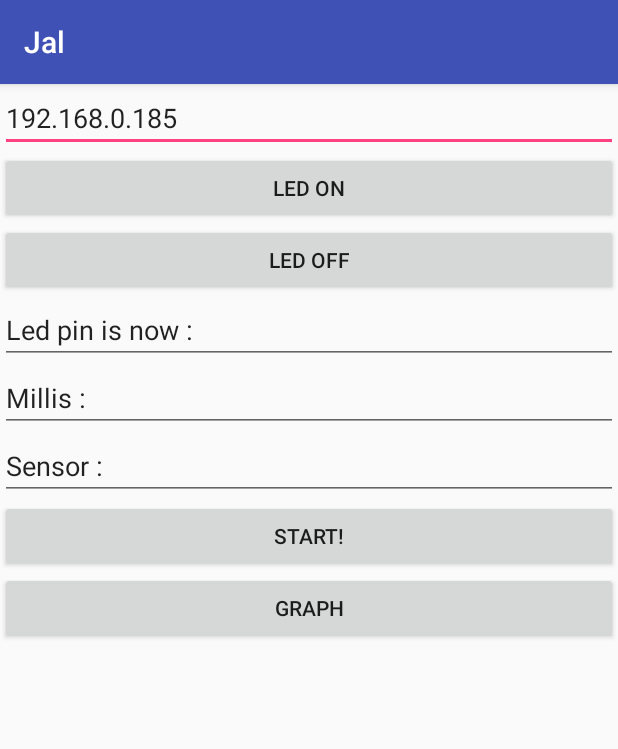
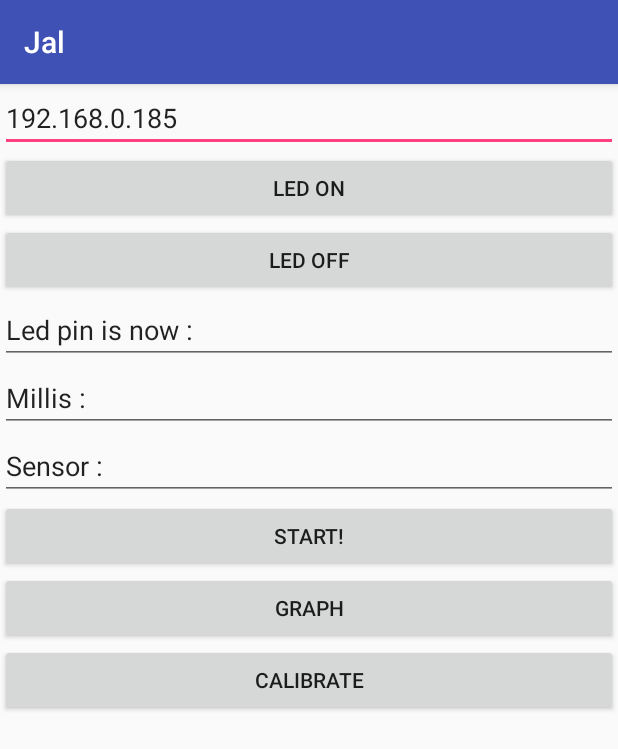
Before and after one commit to TanmayT/Water-Quality-App, an Android app: the screen it shows after launch (MainActivity), after a tap on "LED ON", on a phone screen of 412 x 824 dp. Shown: the top 749 px of the screen. Run offline under Robolectric (Android 15) with nearby library versions, the phone set to English and light mode, and no system bars.

Commit message:
Broadcasting data success -> Calibrate data

```diff
--- /dev/null
+++ b/android-nodemcu-connection-master/android/Android_NodeMCU_App/app/src/main/java/com/example/cguzel/nodemcu_app/JalApplication.java
@@ -0,0 +1,15 @@
+package com.example.cguzel.nodemcu_app;
+
+import android.app.Application;
+
+public class JalApplication extends Application{
+    private int calibration;
+
+    public int getCalibration() {
+        return calibration;
+    }
+
+    public void setCalibration(int calibration) {
+        this.calibration = calibration;
+    }
+}
--- a/android-nodemcu-connection-master/android/Android_NodeMCU_App/app/src/main/java/com/example/cguzel/nodemcu_app/SmsReceiver.java
+++ /dev/null
@@ -1,18 +0,0 @@
-package com.example.cguzel.nodemcu_app;
-
-import android.content.Context;
-import android.content.Intent;
-import android.util.Log;
-
-public class SmsReceiver {
-    public void onReceive(Context context, Intent intent) {
-        String action = intent.getAction();
-
-        Log.i("Receiver", "Broadcast received: " + action);
-
-        if(action.equals("my.action.string")){
-            String state = intent.getExtras().getString("extra");
-
-        }
-    }
-}
--- /dev/null
+++ b/android-nodemcu-connection-master/android/Android_NodeMCU_App/app/src/main/res/layout/activity_cal.xml
@@ -0,0 +1,6 @@
+<?xml version="1.0" encoding="utf-8"?>
+<android.support.constraint.ConstraintLayout
+    xmlns:android="http://schemas.android.com/apk/res/android" android:layout_width="match_parent"
+    android:layout_height="match_parent">
+
+</android.support.constraint.ConstraintLayout>
--- a/android-nodemcu-connection-master/android/Android_NodeMCU_App/app/src/main/res/layout/activity_main.xml
+++ b/android-nodemcu-connection-master/android/Android_NodeMCU_App/app/src/main/res/layout/activity_main.xml
@@ -64,4 +64,11 @@
         android:text="Graph"
         android:onClick="graphButtonClick"/>
 
+    <Button
+        android:id="@+id/cal_btn"
+        android:layout_width="match_parent"
+        android:layout_height="wrap_content"
+        android:text="Calibrate"
+        android:onClick="calButtonClick"/>
+
 </LinearLayout>
```
Also changed, not shown: android-nodemcu-connection-master/android/Android_NodeMCU_App/app/src/main/AndroidManifest.xml (+8 -7 lines), android-nodemcu-connection-master/android/Android_NodeMCU_App/app/src/main/java/com/example/cguzel/nodemcu_app/CalActivity.java (added, +21 -0 lines), android-nodemcu-connection-master/android/Android_NodeMCU_App/app/src/main/java/com/example/cguzel/nodemcu_app/FragmentGraph.java (+40 -10 lines), android-nodemcu-connection-master/android/Android_NodeMCU_App/app/src/main/java/com/example/cguzel/nodemcu_app/MainActivity.java (+9 -3 lines).
